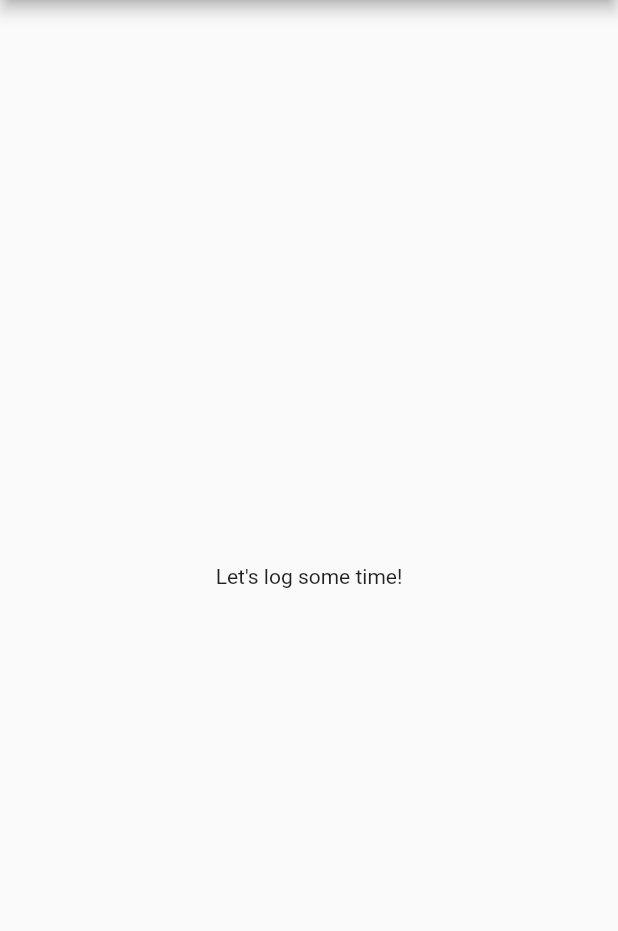
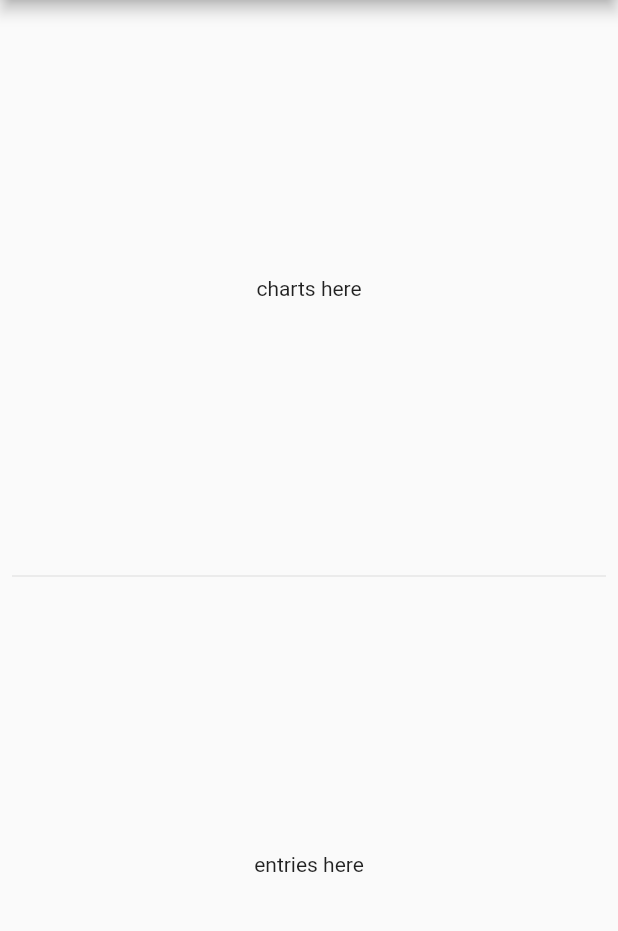
Before and after one commit to koorzenb/timelogger_app, a Flutter app: the screen it shows after launch, on a phone screen of 412 x 824 dp, the part 84-1015 px from its top. Run offline on Flutter 3.47's test engine with Material 2 defaults, Android fonts, the phone set to English and light mode, and no system bars; our stand-ins replace get; missing offline and left inert: dart:ffi.

Commit message:
Homepage layout

```diff
--- a/lib/screens/home_page.dart
+++ b/lib/screens/home_page.dart
@@ -26,9 +26,25 @@ class _HomePageState extends State<HomePage> {
           style: Theme.of(context).textTheme.titleLarge,
         ),
       ),
-      body: const Center(
-        child: Text('Let\'s log some time!'),
-      ),
+      body: Center(
+          child: Padding(
+        padding: const EdgeInsets.all(8.0),
+        child: Column(
+          children: const [
+            Expanded(
+              child: Center(
+                child: Text("charts here"),
+              ),
+            ),
+            Divider(),
+            Expanded(
+              child: Center(
+                child: Text("entries here"),
+              ),
+            )
+          ],
+        ),
+      )),
     );
   }
 }
```
